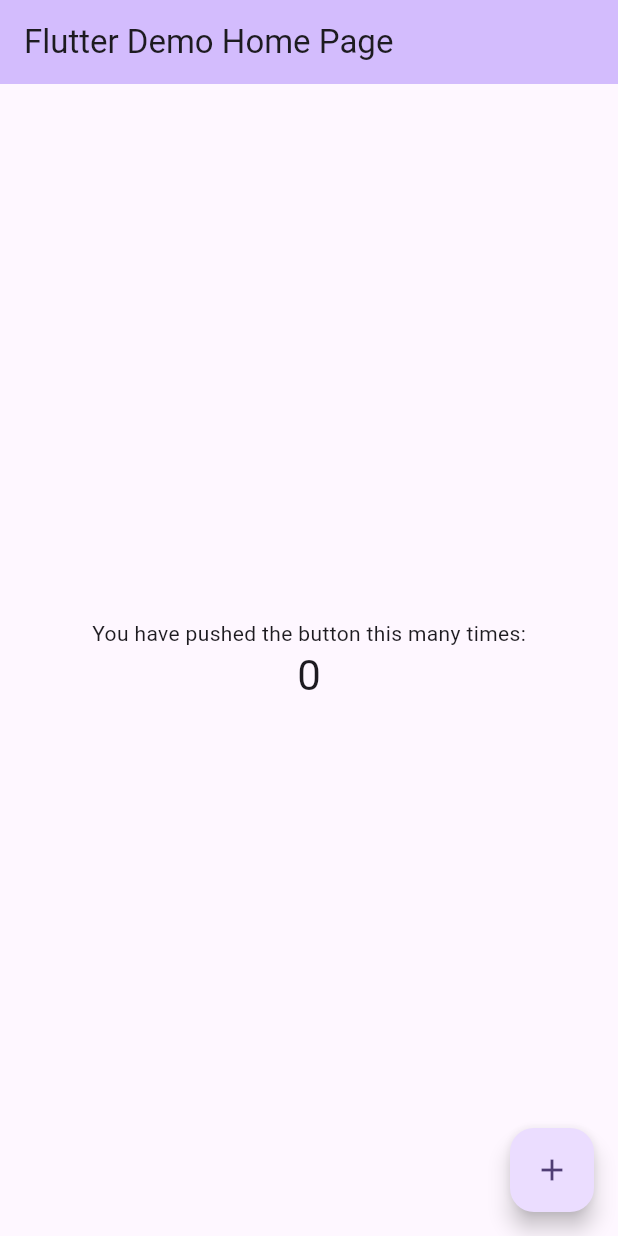
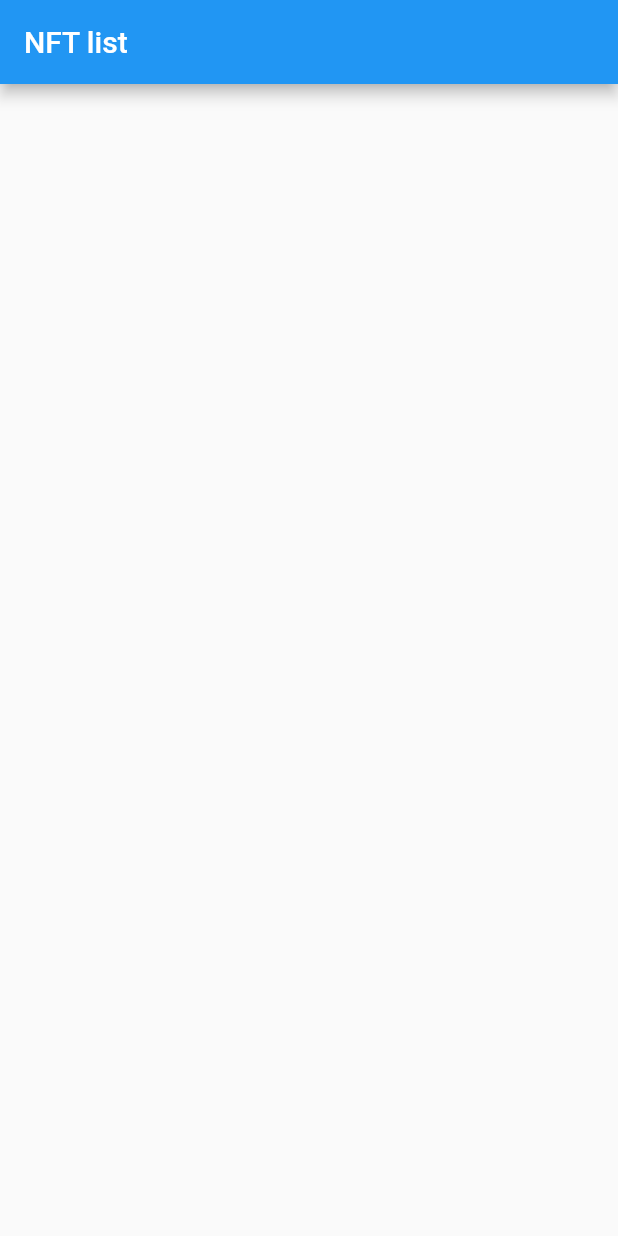
Before and after one commit to anormaly-dev/flutter-show-wallet-nft, a Flutter app: the screen it shows after launch, on a phone screen of 412 x 824 dp. Run offline on Flutter 3.47's test engine with Material 2 defaults, Android fonts, the light colour scheme and no system bars.

Commit message:
add simple nft list screen

```diff
--- a/lib/main.dart
+++ b/lib/main.dart
@@ -1,125 +1,12 @@
 import 'package:flutter/material.dart';
 
+import 'ntf_list_screen.dart';
+
 void main() {
-  runApp(const MyApp());
+  runApp(
+    MaterialApp(
+      title: 'Navigation Basics',
+      home: NftListScreen(),
+    ),
+  );
 }
-
-class MyApp extends StatelessWidget {
-  const MyApp({super.key});
-
-  // This widget is the root of your application.
-  @override
-  Widget build(BuildContext context) {
-    return MaterialApp(
-      title: 'Flutter Demo',
-      theme: ThemeData(
-        // This is the theme of your application.
-        //
-        // TRY THIS: Try running your application with "flutter run". You'll see
-        // the application has a blue toolbar. Then, without quitting the app,
-        // try changing the seedColor in the colorScheme below to Colors.green
-        // and then invoke "hot reload" (save your changes or press the "hot
-        // reload" button in a Flutter-supported IDE, or press "r" if you used
-        // the command line to start the app).
-        //
-        // Notice that the counter didn't reset back to zero; the application
-        // state is not lost during the reload. To reset the state, use hot
-        // restart instead.
-        //
-        // This works for code too, not just values: Most code changes can be
-        // tested with just a hot reload.
-        colorScheme: ColorScheme.fromSeed(seedColor: Colors.deepPurple),
-        useMaterial3: true,
-      ),
-      home: const MyHomePage(title: 'Flutter Demo Home Page'),
-    );
-  }
-}
-
-class MyHomePage extends StatefulWidget {
-  const MyHomePage({super.key, required this.title});
-
-  // This widget is the home page of your application. It is stateful, meaning
-  // that it has a State object (defined below) that contains fields that affect
-  // how it looks.
-
-  // This class is the configuration for the state. It holds the values (in this
-  // case the title) provided by the parent (in this case the App widget) and
-  // used by the build method of the State. Fields in a Widget subclass are
-  // always marked "final".
-
-  final String title;
-
-  @override
-  State<MyHomePage> createState() => _MyHomePageState();
-}
-
-class _MyHomePageState extends State<MyHomePage> {
-  int _counter = 0;
-
-  void _incrementCounter() {
-    setState(() {
-      // This call to setState tells the Flutter framework that something has
-      // changed in this State, which causes it to rerun the build method below
-      // so that the display can reflect the updated values. If we changed
-      // _counter without calling setState(), then the build method would not be
-      // called again, and so nothing would appear to happen.
-      _counter++;
-    });
-  }
-
-  @override
-  Widget build(BuildContext context) {
-    // This method is rerun every time setState is called, for instance as done
-    // by the _incrementCounter method above.
-    //
-    // The Flutter framework has been optimized to make rerunning build methods
-    // fast, so that you can just rebuild anything that needs updating rather
-    // than having to individually change instances of widgets.
-    return Scaffold(
-      appBar: AppBar(
-        // TRY THIS: Try changing the color here to a specific color (to
-        // Colors.amber, perhaps?) and trigger a hot reload to see the AppBar
-        // change color while the other colors stay the same.
-        backgroundColor: Theme.of(context).colorScheme.inversePrimary,
-        // Here we take the value from the MyHomePage object that was created by
-        // the App.build method, and use it to set our appbar title.
-        title: Text(widget.title),
-      ),
-      body: Center(
-        // Center is a layout widget. It takes a single child and positions it
-        // in the middle of the parent.
-        child: Column(
-          // Column is also a layout widget. It takes a list of children and
-          // arranges them vertically. By default, it sizes itself to fit its
-          // children horizontally, and tries to be as tall as its parent.
-          //
-          // Column has various properties to control how it sizes itself and
-          // how it positions its children. Here we use mainAxisAlignment to
-          // center the children vertically; the main axis here is the vertical
-          // axis because Columns are vertical (the cross axis would be
-          // horizontal).
-          //
-          // TRY THIS: Invoke "debug painting" (choose the "Toggle Debug Paint"
-          // action in the IDE, or press "p" in the console), to see the
-          // wireframe for each widget.
-          mainAxisAlignment: MainAxisAlignment.center,
-          children: <Widget>[
-            const Text(
-              'You have pushed the button this many times:',
-            ),
-            Text(
-              '$_counter',
-              style: Theme.of(context).textTheme.headlineMedium,
-            ),
-          ],
-        ),
-      ),
-      floatingActionButton: FloatingActionButton(
-        onPressed: _incrementCounter,
-        tooltip: 'Increment',
-        child: const Icon(Icons.add),
-      ), // This trailing comma makes auto-formatting nicer for build methods.
-    );
-  }
-}
--- /dev/null
+++ b/lib/ntf_list_screen.dart
@@ -0,0 +1,23 @@
+
+import 'package:flutter/material.dart';
+
+class NftListScreen extends StatefulWidget {
+  NftListScreen({Key? key}) : super(key: key);
+
+  @override
+  State<NftListScreen> createState() => _NftListScreenState();
+}
+
+class _NftListScreenState extends State<NftListScreen> {
+
+  @override
+  Widget build(BuildContext context) {
+    return Scaffold(
+      appBar: AppBar(
+        title: const Text('NFT list'),
+      ),
+      body: const SizedBox(),
+
+    );
+  }
+}
```
Also changed, not shown: 5 other files.
